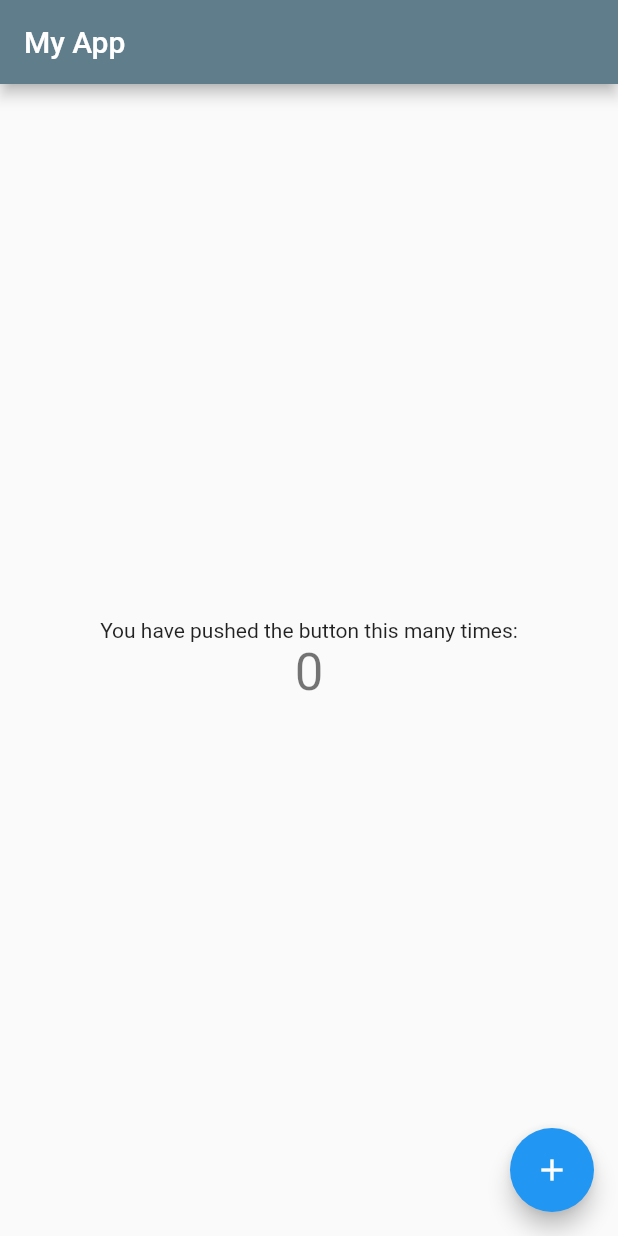
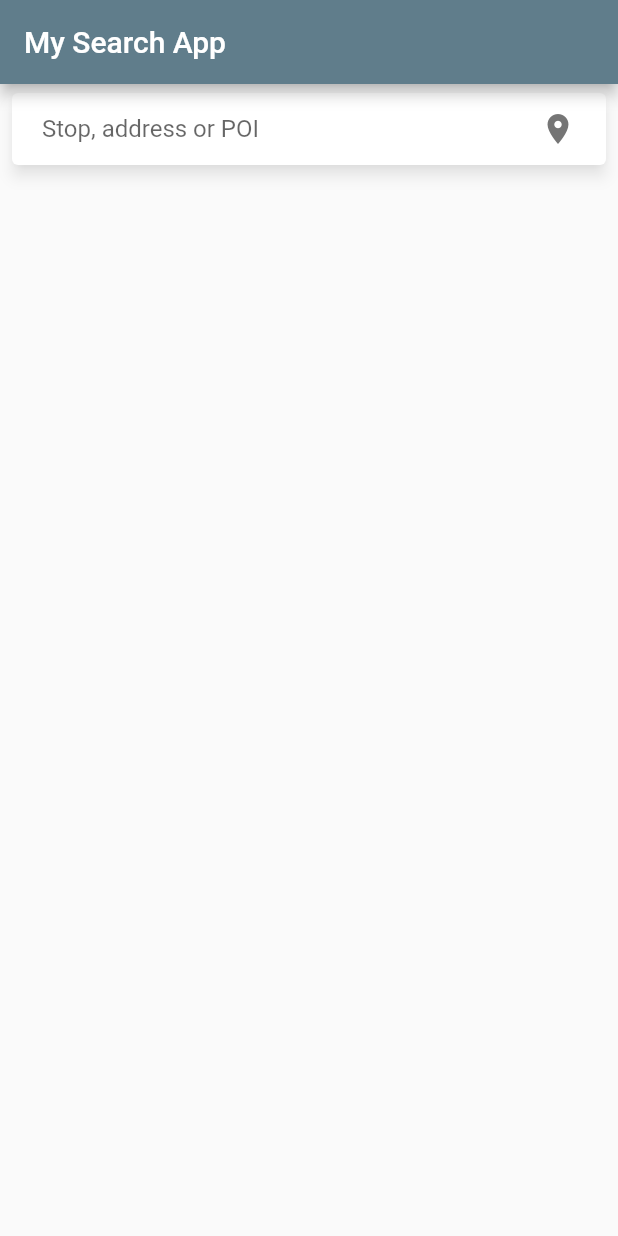
Before and after one commit to chaPe4ever/pub_tran_exercice, a Flutter app: the screen it shows after launch, on a phone screen of 412 x 824 dp. Run offline on Flutter 3.47's test engine with Material 2 defaults, Android fonts, the phone set to English and light mode, and no system bars; drawn by our look-alikes of material_floating_search_bar; our stand-ins replace connectivity, dio, get, get_storage.

Commit message:
[feat] Add search func that also saves picked locations on local storage

```diff
--- a/lib/core/models/locations_entity.dart
+++ b/lib/core/models/locations_entity.dart
@@ -16,4 +16,23 @@ class LocationsEntity with JsonConvert<LocationsEntity> {
   LocationsParentEntity parent;
   List<LocationsAssignedStopsEntity> assignedStops;
   LocationsPropertiesEntity properties;
+  bool inHistory;
+
+  // LocationsEntity();
+
+  LocationsEntity({
+    this.inHistory,
+    this.name,
+    this.disassembledName,
+    this.assignedStops,
+    this.coord,
+    this.id,
+    this.isBest,
+    this.isGlobalId,
+    this.matchQuality,
+    this.parent,
+    this.productClasses,
+    this.properties,
+    this.type,
+  });
 }
--- a/lib/globals/constants.dart
+++ b/lib/globals/constants.dart
@@ -7,6 +7,7 @@ const String kSearchApiPath =
 
 /// GetStorage keys
 const String kApiAuthToken = 'apiAuthToken';
+const String kLocationsHistory = 'locationsHistory';
 
 /// Strings-Sentences
 const String kConnectionError = 'Connection  Error';
--- a/lib/ui/views/home_view.dart
+++ b/lib/ui/views/home_view.dart
@@ -1,6 +1,7 @@
 import 'package:flutter/material.dart';
 import 'package:get/get.dart';
 import 'package:pub_tran_exercise/core/controllers/home_controller.dart';
+import 'package:pub_tran_exercise/ui/views/widgets/custom_floating_search_bar.dart';
 
 class HomeView extends GetView<HomeController> {
   static const String route = '/';
@@ -8,29 +9,16 @@ class HomeView extends GetView<HomeController> {
   Widget build(BuildContext context) {
     return Scaffold(
       appBar: AppBar(
-        title: Text('My App'),
+        title: Text('My Search App'),
       ),
-      body: Center(
-        child: Column(
-          mainAxisAlignment: MainAxisAlignment.center,
-          children: <Widget>[
-            Text(
-              'You have pushed the button this many times:',
-            ),
-            Obx(
-              () => Text(
-                '${controller.counter}',
-                style: Theme.of(context).textTheme.headline4,
-              ),
-            ),
-          ],
-        ),
+      // This is handled by the search bar itself.
+      resizeToAvoidBottomInset: false,
+      body: Stack(
+        fit: StackFit.expand,
+        children: [
+          CustomFloatingSearchBar(),
+        ],
       ),
-      floatingActionButton: FloatingActionButton(
-        onPressed: controller.incrementCounter,
-        tooltip: 'Increment',
-        child: Icon(Icons.add),
-      ), // This trailing comma makes auto-formatting nicer for build methods.
     );
   }
 }
--- /dev/null
+++ b/lib/ui/views/widgets/custom_floating_search_bar.dart
@@ -0,0 +1,79 @@
+import 'package:flutter/material.dart';
+import 'package:get/get.dart';
+import 'package:material_floating_search_bar/material_floating_search_bar.dart';
+import 'package:pub_tran_exercise/core/controllers/home_controller.dart';
+import 'package:pub_tran_exercise/core/models/locations_entity.dart';
+import 'package:pub_tran_exercise/globals/helpers.dart';
+
+class CustomFloatingSearchBar extends GetView<HomeController> {
+  @override
+  Widget build(BuildContext context) {
+    return Obx(() {
+      final isPortrait = Get.mediaQuery.orientation == Orientation.portrait;
+      return FloatingSearchBar(
+        hint: 'Stop, address or POI',
+        controller: controller.customFloatingSearchBarController,
+        scrollPadding: const EdgeInsets.only(top: 16, bottom: 56),
+        transitionDuration: const Duration(milliseconds: 500),
+        transitionCurve: Curves.easeInOut,
+        physics: const BouncingScrollPhysics(),
+        axisAlignment: isPortrait ? 0.0 : -1.0,
+        openAxisAlignment: 0.0,
+        width: isPortrait ? 600 : 500,
+        debounceDelay: const Duration(milliseconds: 250),
+        progress: controller.isBusy,
+        onQueryChanged: controller.onQueryChanged,
+        // Specify a custom transition to be used for
+        // animating between opened and closed stated.
+        transition: CircularFloatingSearchBarTransition(),
+        actions: [
+          FloatingSearchBarAction(
+            showIfOpened: false,
+            child: IgnorePointer(
+              child: CircularButton(
+                icon: const Icon(Icons.place),
+                onPressed: () {},
+              ),
+            ),
+          ),
+          FloatingSearchBarAction.searchToClear(
+            showIfClosed: false,
+          ),
+        ],
+        builder: (context, transition) {
+          return ClipRRect(
+            borderRadius: BorderRadius.circular(8),
+            child: Material(
+              color: Colors.white,
+              elevation: 4.0,
+              child: controller.isBusy
+                  ? SizedBox()
+                  : ListView.separated(
+                      separatorBuilder: (BuildContext context, int index) =>
+                          Helpers.verticalSpace(10.0),
+                      physics: ClampingScrollPhysics(),
+                      shrinkWrap: true,
+                      itemCount: controller.locations.length,
+                      itemBuilder: (BuildContext context, int index) {
+                        LocationsEntity location = controller.locations[index];
+                        return InkWell(
+                            borderRadius: BorderRadius.all(Radius.circular(15)),
+                            splashColor: Colors.black,
+                            onTap: () async {
+                              await controller.onLocationListItemTap(location);
+                            },
+                            child: Text(
+                              location?.disassembledName ??
+                                  location?.name ??
+                                  '',
+                              textAlign: TextAlign.center,
+                            ));
+                      },
+                    ),
+            ),
+          );
+        },
+      );
+    });
+  }
+}
--- a/pubspec.yaml
+++ b/pubspec.yaml
@@ -32,6 +32,7 @@ dependencies:
   get_storage: ^2.0.1
   dio: ^4.0.0
   connectivity: ^3.0.3
+  material_floating_search_bar: ^0.3.4
 
 dev_dependencies:
   integration_test:
```
Also changed, not shown: lib/core/controllers/home_controller.dart (+125 -7 lines), pubspec.lock.
